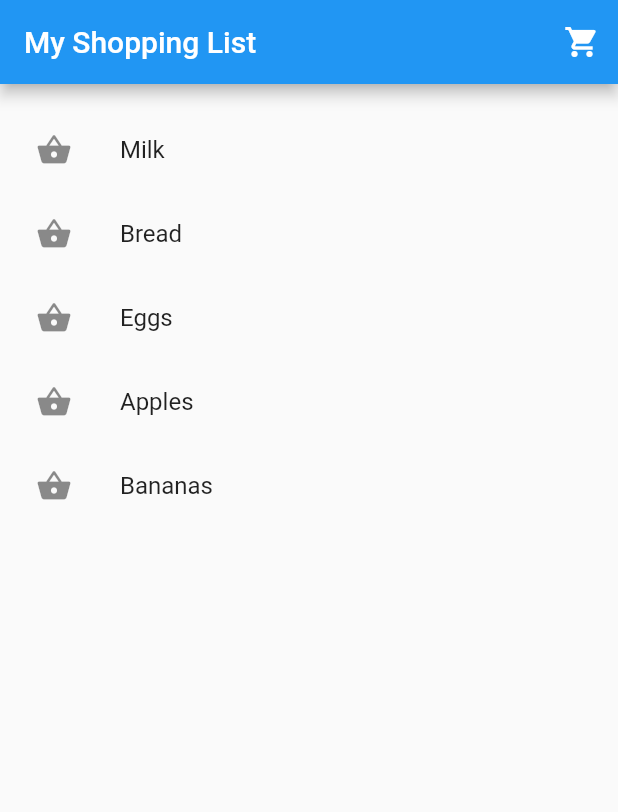
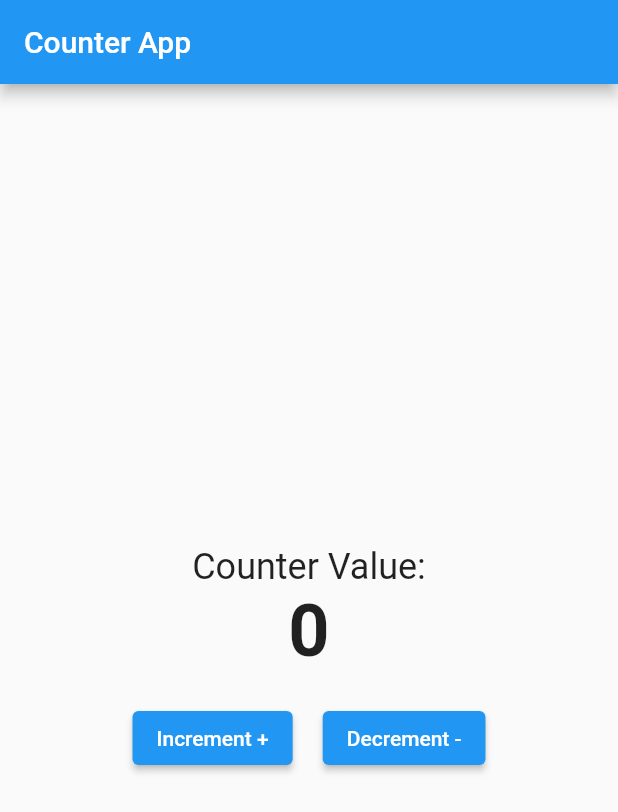
Before and after one commit to ShahirSammun/Flutter_Test, a Flutter app: the screen it shows after launch, on a phone screen of 412 x 824 dp. Shown: the top 812 px of the screen. Run offline on Flutter 3.47's test engine with Material 2 defaults, Android fonts, the light colour scheme and no system bars.

Commit message:
Code Added

```diff
--- a/lib/main.dart
+++ b/lib/main.dart
@@ -1,65 +1,126 @@
 import 'package:flutter/material.dart';
 
 void main() {
-  runApp(ShoppingListApp());
+  runApp(MyApp());
 }
 
-class ShoppingListApp extends StatelessWidget {
+class MyApp extends StatelessWidget {
   @override
   Widget build(BuildContext context) {
     return MaterialApp(
-      title: 'Shopping List',
-      theme: ThemeData(
-        primarySwatch: Colors.blue,
-      ),
-      home: ShoppingListScreen(),
+      title: 'Counter App',
+      theme: ThemeData(primarySwatch: Colors.blue),
+      home: CounterApp(),
     );
   }
 }
 
-class ShoppingListScreen extends StatelessWidget {
-  const ShoppingListScreen({super.key});
+class CounterApp extends StatefulWidget {
+  @override
+  _CounterAppState createState() => _CounterAppState();
+}
+
+class _CounterAppState extends State<CounterApp> {
+  int _counter = 0;
+
+  void _incrementCounter() {
+    setState(() {
+      _counter++;
+      if (_counter == 5) {
+        _showCounterDialog();
+      } else if (_counter == 10) {
+        Navigator.push(
+          context,
+          MaterialPageRoute(builder: (context) => SecondScreen()),
+        );
+      }
+    });
+  }
+
+  void _decrementCounter() {
+    setState(() {
+      _counter--;
+    });
+  }
+
+  void _showCounterDialog() {
+    showDialog(
+      context: context,
+      builder: (BuildContext context) {
+        return AlertDialog(
+          title: Text('Counter value is 5!'),
+          actions: <Widget>[
+            TextButton(
+              child: Text('OK'),
+              onPressed: () {
+                Navigator.of(context).pop();
+              },
+            ),
+          ],
+        );
+      },
+    );
+  }
 
   @override
   Widget build(BuildContext context) {
     return Scaffold(
       appBar: AppBar(
-        title: Text('My Shopping List'),
-        actions: [
-          IconButton(
-            icon: Icon(Icons.shopping_cart),
-            onPressed: () {
-              _showSnackBar(context, 'Cart is empty');
-            },
-          ),
-        ],
+        title: Text('Counter App'),
       ),
-      body: ListView(
-        padding: EdgeInsets.symmetric(vertical: 16.0, horizontal: 8.0),
-        children: [
-          _buildShoppingItem(Icons.shopping_basket, 'Milk'),
-          _buildShoppingItem(Icons.shopping_basket, 'Bread'),
-          _buildShoppingItem(Icons.shopping_basket, 'Eggs'),
-          _buildShoppingItem(Icons.shopping_basket, 'Apples'),
-          _buildShoppingItem(Icons.shopping_basket, 'Bananas'),
-
-        ],
-      ),
-    );
-  }
-
-  Widget _buildShoppingItem(IconData icon, String name) {
-    return ListTile(
-      leading: Icon(icon),
-      title: Text(name),
-    );
-  }
-
-  void _showSnackBar(BuildContext context, String message) {
-    ScaffoldMessenger.of(context).showSnackBar(
-      SnackBar(
-        content: Text(message),
+      body: Center(
+        child: Column(
+          mainAxisAlignment: MainAxisAlignment.center,
+          children: <Widget>[
+            Text(
+              'Counter Value:',
+              style: TextStyle(fontSize: 24),
+            ),
+            Text(
+              '$_counter',
+              style: TextStyle(fontSize: 48, fontWeight: FontWeight.bold),
+            ),
+            SizedBox(height: 20),
+            Row(
+              mainAxisAlignment: MainAxisAlignment.center,
+              children: <Widget>[
+                Flexible(
+                  flex: 1,
+                  child: ElevatedButton(
+                    child: Text('Increment +'),
+                    onPressed: _incrementCounter,
+                  ),
+                ),
+                SizedBox(width: 20),
+                Flexible(
+                  flex: 2,
+                  child: ElevatedButton(
+                    child: Text('Decrement -'),
+                    onPressed: _decrementCounter,
+                  ),
+                ),
+              ],
+            ),
+          ],
+        ),
       ),
     );
   }
 }
+
+class SecondScreen extends StatelessWidget {
+  @override
+  Widget build(BuildContext context) {
+    return Scaffold(
+      appBar: AppBar(
+        title: Text('Second Screen'),
+      ),
+      body: Center(
+        child: Text(
+          'Congratulations! You reached 10!',
+          style: TextStyle(fontSize: 24),
+        ),
+      ),
+    );
+  }
+}
```
